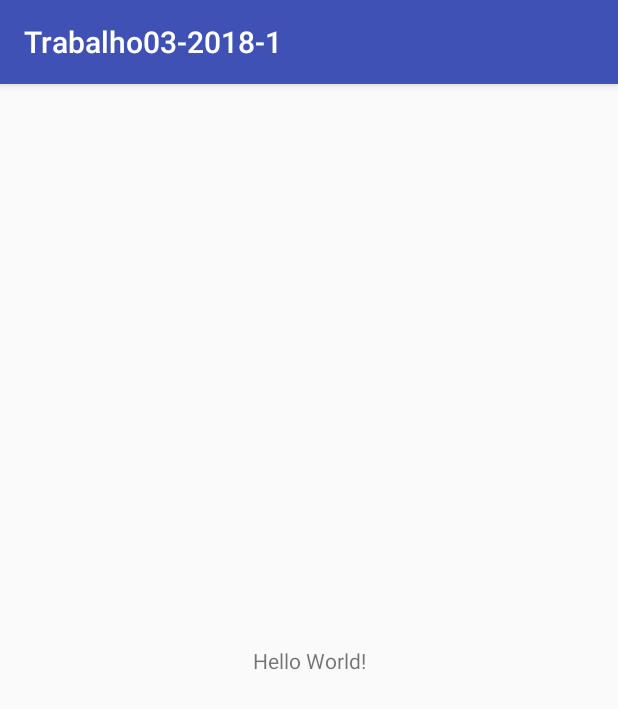
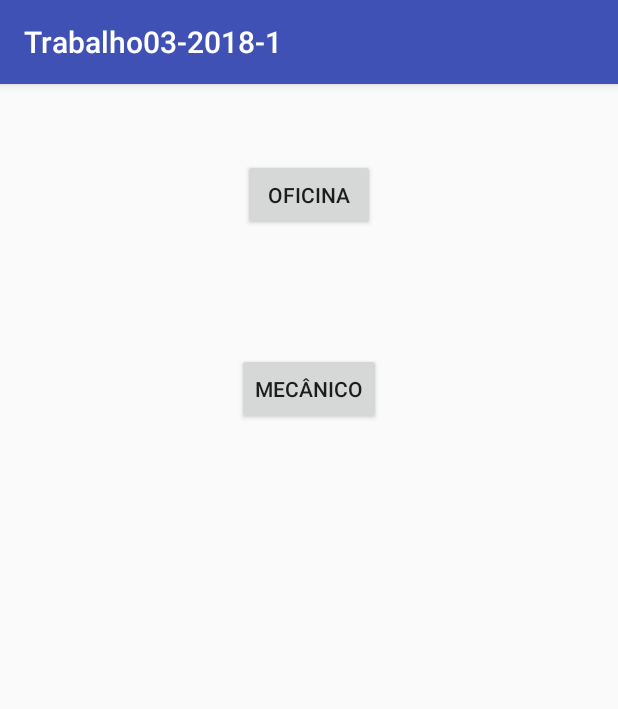
Before and after one commit to mbissonho/Trabalho03-2018-1, an Android app: the screen it shows after launch (MainActivity), on a phone screen of 412 x 824 dp. Shown: the top 709 px of the screen. Run offline under Robolectric (Android 15) with nearby library versions, the phone set to English and light mode, and no system bars.

Commit message:
Tela inicial construída!

```diff
--- a/app/src/main/java/br/edu/iff/pooa20181/trabalho03_2018_1/MainActivity.java
+++ b/app/src/main/java/br/edu/iff/pooa20181/trabalho03_2018_1/MainActivity.java
@@ -2,12 +2,35 @@ package br.edu.iff.pooa20181.trabalho03_2018_1;
 
 import android.support.v7.app.AppCompatActivity;
 import android.os.Bundle;
+import android.view.View;
+import android.widget.Button;
+import android.widget.Toast;
 
 public class MainActivity extends AppCompatActivity {
+
+    private Button btnMecanico, btnOficina;
 
     @Override
     protected void onCreate(Bundle savedInstanceState) {
         super.onCreate(savedInstanceState);
         setContentView(R.layout.activity_main);
+
+        this.btnMecanico = findViewById(R.id.btnMecanico);
+        this.btnOficina = findViewById(R.id.btnOficina);
+
+        this.btnMecanico.setOnClickListener(new View.OnClickListener() {
+            @Override
+            public void onClick(View view) {
+                Toast.makeText(MainActivity.this,"Teste" ,Toast.LENGTH_LONG).show();
+            }
+        });
+
+        this.btnOficina.setOnClickListener(new View.OnClickListener() {
+            @Override
+            public void onClick(View view) {
+                Toast.makeText(MainActivity.this,"Teste" ,Toast.LENGTH_LONG).show();
+            }
+        });
+
     }
 }
--- /dev/null
+++ b/app/src/main/java/br/edu/iff/pooa20181/trabalho03_2018_1/model/Mecanico.java
@@ -0,0 +1,7 @@
+package br.edu.iff.pooa20181.trabalho03_2018_1.model;
+
+public class Mecanico {
+
+
+
+}
--- /dev/null
+++ b/app/src/main/java/br/edu/iff/pooa20181/trabalho03_2018_1/model/Oficina.java
@@ -0,0 +1,4 @@
+package br.edu.iff.pooa20181.trabalho03_2018_1.model;
+
+public class Oficina {
+}
--- a/app/src/main/res/layout/activity_main.xml
+++ b/app/src/main/res/layout/activity_main.xml
@@ -6,13 +6,27 @@
     android:layout_height="match_parent"
     tools:context=".MainActivity">
 
-    <TextView
+    <Button
+        android:id="@+id/btnOficina"
         android:layout_width="wrap_content"
         android:layout_height="wrap_content"
-        android:text="Hello World!"
-        app:layout_constraintBottom_toBottomOf="parent"
-        app:layout_constraintLeft_toLeftOf="parent"
-        app:layout_constraintRight_toRightOf="parent"
-        app:layout_constraintTop_toTopOf="parent" />
+        android:layout_marginBottom="60dp"
+        android:layout_marginTop="50dp"
+        android:text="Oficina"
+        app:layout_constraintBottom_toTopOf="@+id/btnMecanico"
+        app:layout_constraintEnd_toEndOf="parent"
+        app:layout_constraintHorizontal_bias="0.5"
+        app:layout_constraintStart_toStartOf="parent"
+        app:layout_constraintTop_toTopOf="parent"
+        app:layout_constraintVertical_bias="0.0" />
 
+    <Button
+        android:id="@+id/btnMecanico"
+        android:layout_width="wrap_content"
+        android:layout_height="wrap_content"
+        android:layout_marginTop="81dp"
+        android:text="Mecânico"
+        app:layout_constraintEnd_toEndOf="parent"
+        app:layout_constraintStart_toStartOf="parent"
+        app:layout_constraintTop_toBottomOf="@+id/btnOficina" />
 </android.support.constraint.ConstraintLayout>
```
